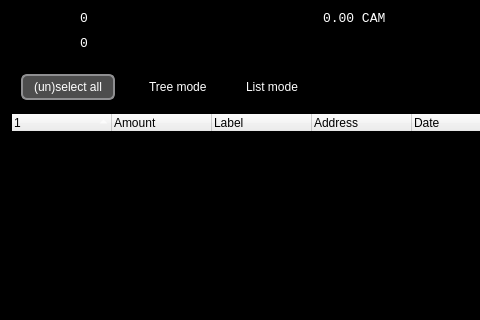
Qt form src/qt/forms/coincontroldialog.ui (camorracoin/camorracoin) before a commit; both pictures show x 0 to 480 and y 0 to 320 of the 1000 by 500 pixel window.
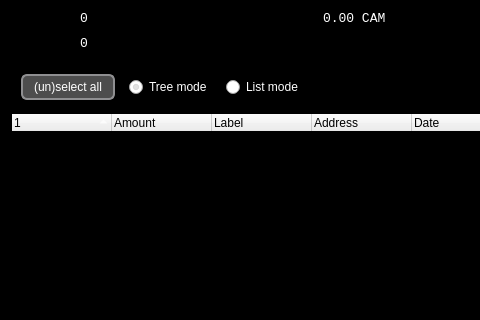
The same form after that commit. Icons and pictures are not drawn. Custom widgets are drawn as their Qt base class.

```diff
--- a/src/qt/forms/coincontroldialog.ui
+++ b/src/qt/forms/coincontroldialog.ui
@@ -517,6 +517,32 @@
            <verstretch>0</verstretch>
           </sizepolicy>
          </property>
+         <property name="styleSheet">
+          <string notr="true">QAbstractButton {
+	color: #FFFFFF;
+}
+QAbstractButton::indicator {
+	border: 1px solid #FFFFFF;
+	border-image: url(:/images/checkbox_unchecked) 0 0 0 0 stretch stretch;
+	background-position: 0px 0px;
+ }
+QCheckBox::indicator:unchecked {
+	border-image: url(:/images/checkbox_unchecked) 0 0 0 0 stretch stretch;
+	background-position: 0px 0px;
+ }
+QCheckBox::indicator {
+	border-image: url(:/images/checkbox_unchecked) 0 0 0 0 stretch stretch;
+	background-position: 0px 0px;
+ }
+QCheckBox::indicator:unchecked {
+	border-image: url(:/images/checkbox_unchecked) 0 0 0 0 stretch stretch;
+	background-position: 0px 0px;
+ }
+QCheckBox::indicator:checked {
+	border-image: url(:/images/checkbox_checked) 0 0 0 0 stretch stretch;
+	background-position: 0px 0px;
+ }</string>
+         </property>
          <property name="text">
           <string>Tree mode</string>
          </property>
@@ -533,6 +559,32 @@
            <verstretch>0</verstretch>
           </sizepolicy>
          </property>
+         <property name="styleSheet">
+          <string notr="true">QAbstractButton {
+	color: #FFFFFF;
+}
+QAbstractButton::indicator {
+	border: 1px solid #FFFFFF;
+	border-image: url(:/images/checkbox_unchecked) 0 0 0 0 stretch stretch;
+	background-position: 0px 0px;
+ }
+QCheckBox::indicator:unchecked {
+	border-image: url(:/images/checkbox_unchecked) 0 0 0 0 stretch stretch;
+	background-position: 0px 0px;
+ }
+QCheckBox::indicator {
+	border-image: url(:/images/checkbox_unchecked) 0 0 0 0 stretch stretch;
+	background-position: 0px 0px;
+ }
+QCheckBox::indicator:unchecked {
+	border-image: url(:/images/checkbox_unchecked) 0 0 0 0 stretch stretch;
+	background-position: 0px 0px;
+ }
+QCheckBox::indicator:checked {
+	border-image: url(:/images/checkbox_checked) 0 0 0 0 stretch stretch;
+	background-position: 0px 0px;
+ }</string>
+         </property>
          <property name="text">
           <string>List mode</string>
          </property>
```
